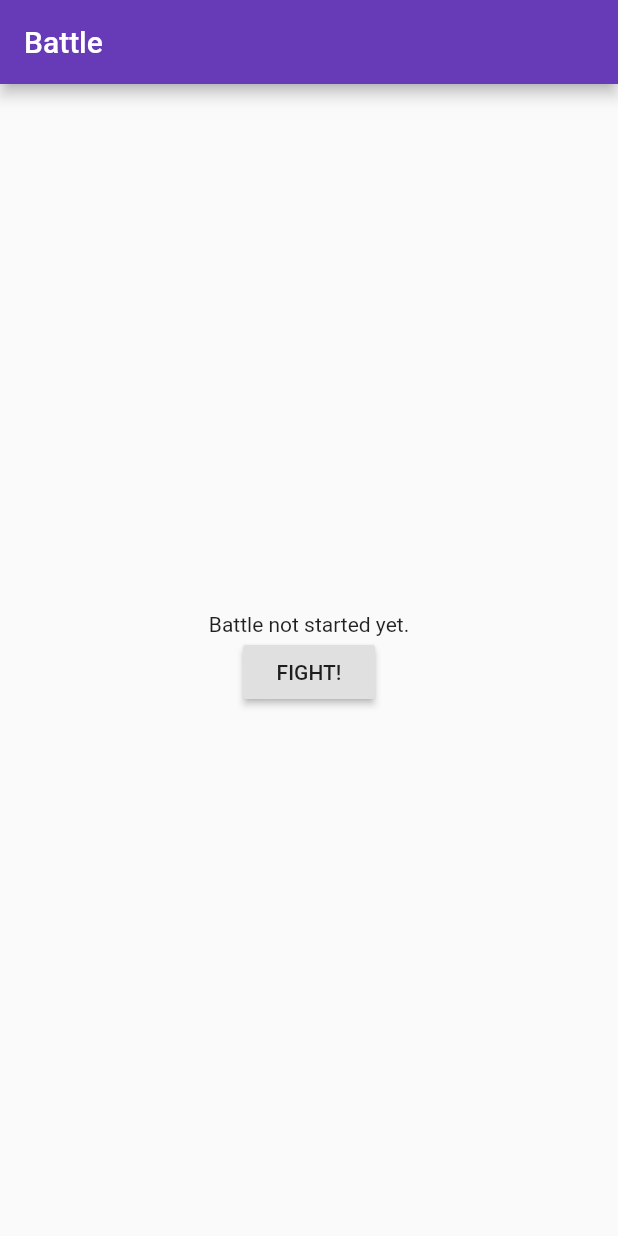
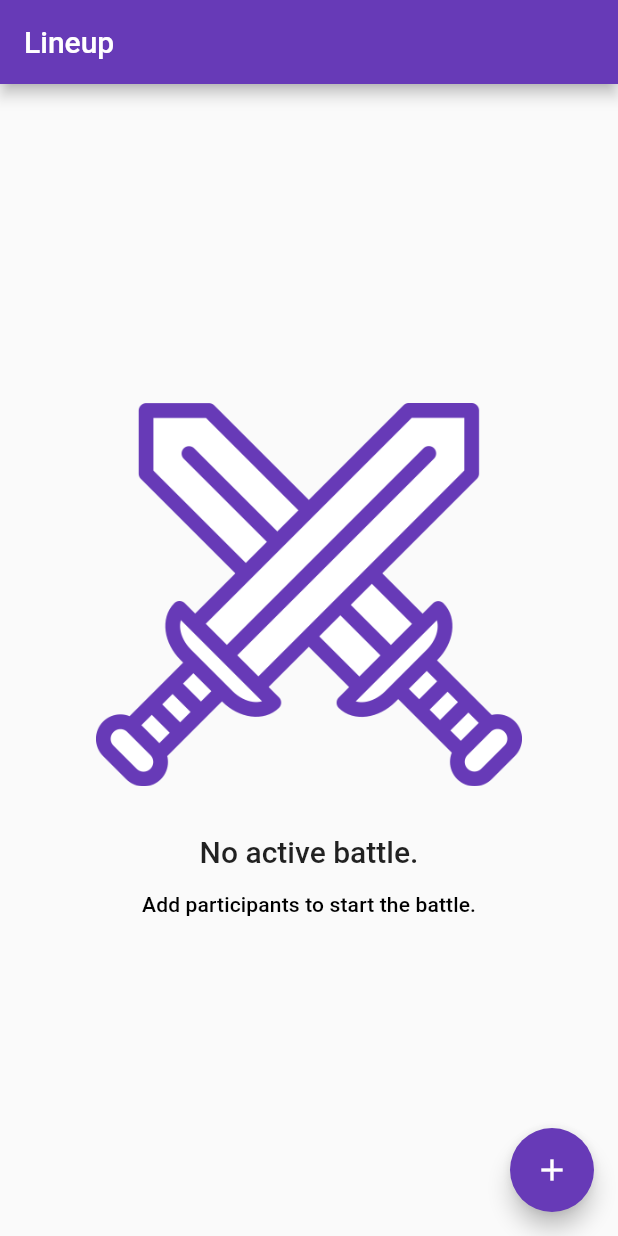
Before and after one commit to Tetr4/Initiative, a Flutter app: the screen it shows after launch, on a phone screen of 412 x 824 dp. Run offline on Flutter 3.47's test engine with Material 2 defaults, Android fonts, the phone set to English and light mode, and no system bars; drawn by our look-alikes of flutter_speed_dial.

Commit message:
Use lineup as main screen and show logo for empty state

```diff
--- a/lib/main.dart
+++ b/lib/main.dart
@@ -1,5 +1,5 @@
 import 'package:flutter/material.dart';
-import 'package:initiative/screens/home.dart';
+import 'package:initiative/screens/battle.dart';
 
 void main() => runApp(InitiativeApp());
 
@@ -11,7 +11,7 @@ class InitiativeApp extends StatelessWidget {
       theme: ThemeData(
         primarySwatch: Colors.deepPurple,
       ),
-      home: HomeScreen(),
+      home: BattleScreen(),
     );
   }
 }
--- a/lib/model/group.dart
+++ b/lib/model/group.dart
@@ -2,7 +2,7 @@ import 'package:initiative/model/participant.dart';
 
 class Group {
   final String name;
-  final List<Participant> heroes;
+  final List<Character> heroes;
 
   Group(this.name, this.heroes);
 }
--- a/lib/screens/lineup.dart
+++ b/lib/screens/battle.dart
@@ -4,26 +4,13 @@ import 'package:initiative/model/group.dart';
 import 'package:initiative/model/participant.dart';
 import 'package:initiative/screens/groups.dart';
 
-class LineupScreen extends StatefulWidget {
+class BattleScreen extends StatefulWidget {
   @override
-  State<StatefulWidget> createState() => _LineupScreenState();
+  State<StatefulWidget> createState() => _BattleScreenState();
 }
 
-class _LineupScreenState extends State<LineupScreen> {
-  final List<Participant> participants = [
-    Character("Turweck", "Zwerg Magier"),
-    Character("Raven", "Halbelf Schurke"),
-    Character("Artemis", "Mensch Hexenmeister"),
-    Character("Vincent", "Mensch Kleriker"),
-    Character("Zarzuket", "Gnom Mentalist"),
-    Npc("Giant Spider"),
-    Npc("Dragon"),
-    Npc("Goblin 1"),
-    Npc("Goblin 2"),
-    Npc("Goblin 3"),
-    Npc("Goblin 4"),
-    Npc("Goblin 5"),
-  ];
+class _BattleScreenState extends State<BattleScreen> {
+  final List<Participant> participants = [];
 
   _addGroup(Group group) => setState(() {
         participants.addAll(group.heroes);
@@ -62,21 +49,23 @@ class _LineupScreenState extends State<LineupScreen> {
     return Scaffold(
       appBar: AppBar(
         title: Text('Lineup'),
-        actions: participants.isEmpty ? [] : [_buildStartBattleButton(context)],
+        actions: participants.isEmpty ? [] : [_buildInitiativeButton(context)],
       ),
-      body: Scrollbar(
-        child: Builder(builder: _buildParticipantList),
-      ),
+      body: participants.isEmpty
+          ? _buildEmptyState()
+          : Scrollbar(
+              child: Builder(builder: _buildParticipantList),
+            ),
       floatingActionButton: _buildAddParticipantButton(context),
     );
   }
 
-  Widget _buildStartBattleButton(BuildContext context) {
+  Widget _buildInitiativeButton(BuildContext context) {
     return IconButton(
-      icon: Icon(Icons.check),
-      tooltip: 'Start battle',
+      icon: Icon(Icons.casino),
+      tooltip: 'Roll initiative',
       onPressed: () {
-        Navigator.pop(context, participants);
+        // TODO
       },
     );
   }
@@ -106,6 +95,34 @@ class _LineupScreenState extends State<LineupScreen> {
           onTap: () => _selectGroup(context),
         ),
       ],
+    );
+  }
+
+  _buildEmptyState() {
+    // TODO use animated svg: https://github.com/2d-inc/Flare-Flutter
+    return Padding(
+      padding: EdgeInsets.symmetric(horizontal: 64),
+      child: Column(
+        crossAxisAlignment: CrossAxisAlignment.center,
+        mainAxisAlignment: MainAxisAlignment.center,
+        children: [
+          Image.asset(
+            'assets/battle_swords.png',
+            fit: BoxFit.scaleDown,
+            alignment: Alignment.center,
+          ),
+          Padding(
+              padding: EdgeInsets.only(top: 32, bottom: 16),
+              child: Text(
+                'No active battle.',
+                style: Theme.of(context).textTheme.title,
+              )),
+          Text(
+            'Add participants to start the battle.',
+            style: Theme.of(context).textTheme.subtitle,
+          )
+        ],
+      ),
     );
   }
 
--- a/lib/screens/home.dart
+++ /dev/null
@@ -1,73 +0,0 @@
-import 'package:flutter/material.dart';
-import 'package:initiative/model/participant.dart';
-import 'package:initiative/screens/home_body/battle.dart';
-import 'package:initiative/screens/home_body/landing.dart';
-import 'package:initiative/screens/lineup.dart';
-
-class HomeScreen extends StatefulWidget {
-  @override
-  State<StatefulWidget> createState() => new _HomeScreenState();
-}
-
-class _HomeScreenState extends State<HomeScreen> {
-  List<Participant> _lineup = [];
-
-  bool get _activeBattle => _lineup.isNotEmpty;
-
-  _startBattle(List<Participant> participants) => setState(() {
-        _lineup = participants;
-      });
-
-  _endBattle() => setState(() {
-        _lineup = [];
-      });
-
-  _selectLineupAndStartBattle(BuildContext context) async {
-    final List<Participant> lineup = await Navigator.push(
-      context,
-      MaterialPageRoute(
-        builder: (context) => LineupScreen(),
-        fullscreenDialog: true,
-      ),
-    );
-    if (lineup != null && lineup.isNotEmpty) {
-      _startBattle(lineup);
-    }
-  }
-
-  @override
-  Widget build(BuildContext context) {
-    return Scaffold(
-      appBar: AppBar(
-        title: Text('Battle'),
-        actions: _activeBattle ? [_buildEndBattleButton(context)] : [],
-      ),
-      body: _activeBattle
-          ? BattleBody(lineup: _lineup)
-          : LandingBody(onStartLineup: _selectLineupAndStartBattle),
-      floatingActionButton: _activeBattle ? _buildAddParticipantButton() : null,
-    );
-  }
-
-  Widget _buildEndBattleButton(BuildContext context) {
-    return PopupMenuButton<VoidCallback>(
-      onSelected: (callback) => callback(),
-      itemBuilder: (BuildContext context) => [
-            PopupMenuItem(
-              value: _endBattle,
-              child: Text("End Battle"),
-            ),
-          ],
-    );
-  }
-
-  FloatingActionButton _buildAddParticipantButton() {
-    return FloatingActionButton(
-      onPressed: () {
-        // TODO
-      },
-      tooltip: 'Increment',
-      child: Icon(Icons.add),
-    );
-  }
-}
--- a/lib/screens/home_body/landing.dart
+++ /dev/null
@@ -1,23 +0,0 @@
-import 'package:flutter/material.dart';
-
-class LandingBody extends StatelessWidget {
-  final Function(BuildContext) onStartLineup;
-
-  LandingBody({Key key, @required this.onStartLineup}) : super(key: key);
-
-  @override
-  Widget build(BuildContext context) {
-    return Center(
-      child: Column(
-        mainAxisAlignment: MainAxisAlignment.center,
-        children: <Widget>[
-          Text('Battle not started yet.'),
-          RaisedButton(
-            child: const Text("FIGHT!"),
-            onPressed: () => onStartLineup(context),
-          )
-        ],
-      ),
-    );
-  }
-}
--- a/pubspec.yaml
+++ b/pubspec.yaml
@@ -21,5 +21,7 @@ dev_dependencies:
 
 flutter:
   uses-material-design: true
+  assets:
+    - assets/
   # see https://flutter.io/assets-and-images/#resolution-aware.
   # see https://flutter.io/assets-and-images/#from-packages
```
Also changed, not shown: lib/screens/groups.dart (+20 -2 lines), lib/screens/home_body/battle.dart (deleted, +0 -43 lines), assets/battle_swords.png (added), assets/battle_swords.svg (added).
